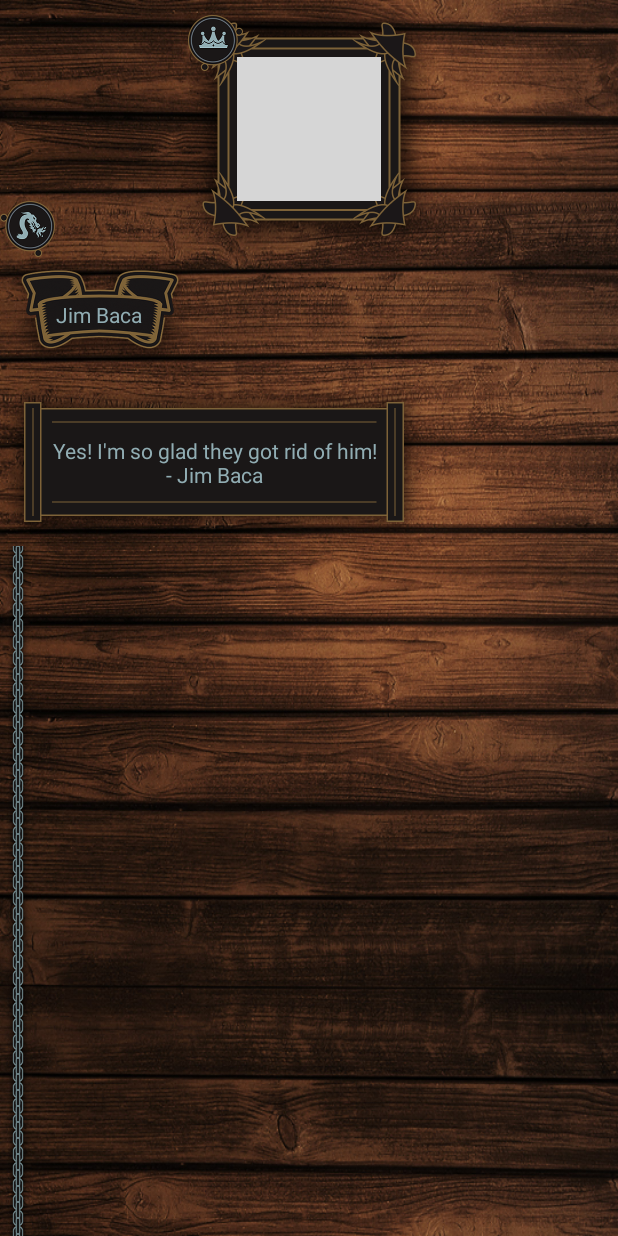
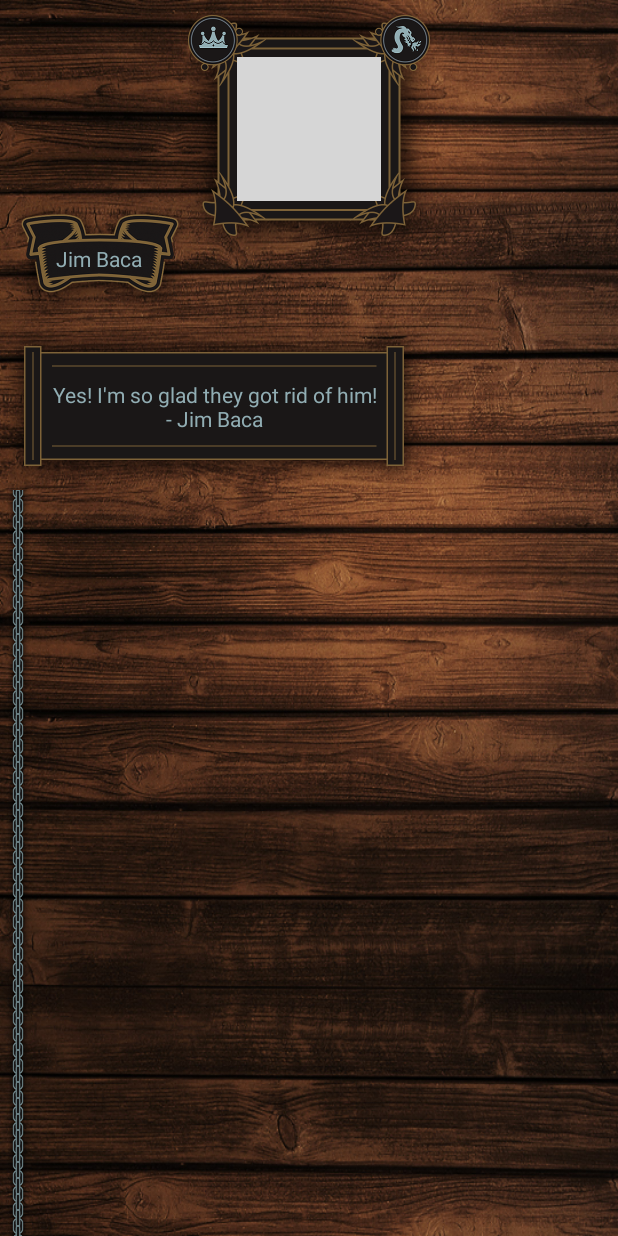
Before and after one commit to desertjim/CustomViewGroups, an Android app: the layout activity_main.xml on its own in the app's theme, with its tools: preview values and no code run, on a phone screen of 412 x 824 dp. Run offline under Robolectric (Android 15) with nearby library versions, the phone set to English and light mode, and no system bars; grey boxes are pictures that could not be loaded.

Commit message:
Displaying one of the symbols in the top right

```diff
--- a/app/src/main/java/com/jimbaca/example/customviewgroup/ProfileLayout.java
+++ b/app/src/main/java/com/jimbaca/example/customviewgroup/ProfileLayout.java
@@ -92,6 +92,12 @@ public class ProfileLayout extends ViewGroup{
                 int frameTop = frameView.getTop()+layoutParams.paddingTop;
                 childView.layout(crownLeft, frameTop, crownLeft+childView.getMeasuredWidth(), frameTop + childView.getMeasuredHeight());
 
+            }else if(LayoutParams.FramePlacement.TOP_RIGHT == layoutParams.framePlacement) {
+
+                int frameLeft = frameView.getRight() - childView.getMeasuredWidth() - layoutParams.paddingRight;
+                int frameTop = frameView.getTop()+layoutParams.paddingTop;
+                childView.layout(frameLeft, frameTop, frameLeft+childView.getMeasuredWidth(), frameTop + childView.getMeasuredHeight());
+
             }else {
 
 
--- a/app/src/main/res/layout/activity_main.xml
+++ b/app/src/main/res/layout/activity_main.xml
@@ -39,6 +39,9 @@
         android:layout_width="wrap_content"
         android:layout_height="wrap_content"
         android:src="@drawable/dragon"
+        profile:framePlacement="top_right"
+        profile:paddingTop="10dp"
+        profile:paddingRight="5dp"
        />
 
     <TextView
```
